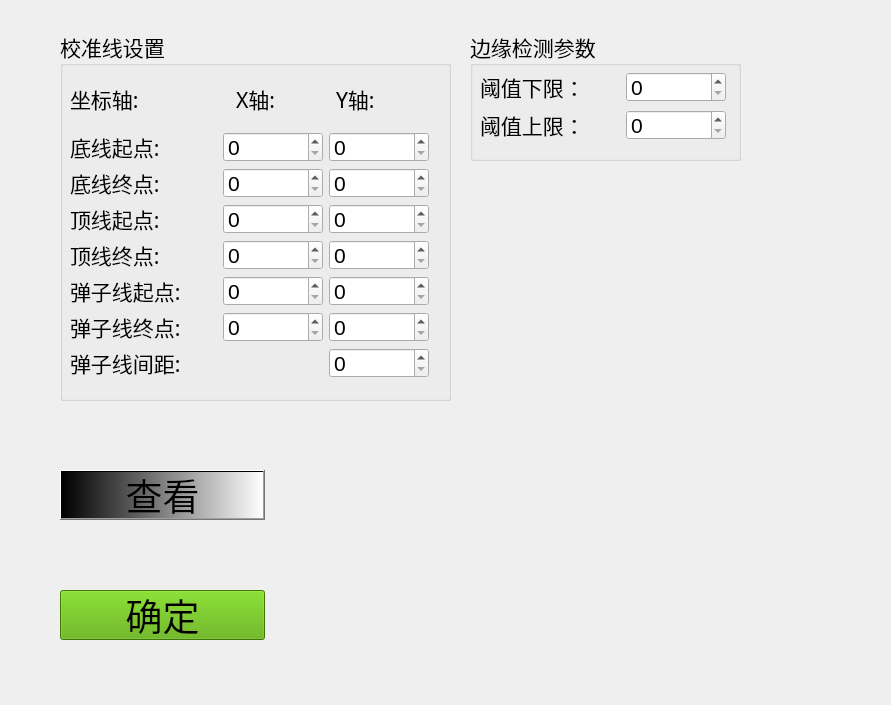
Old version of the form resource/UI/set_calibration_line.ui in the repository weiyl-chenjie/KeyReader.
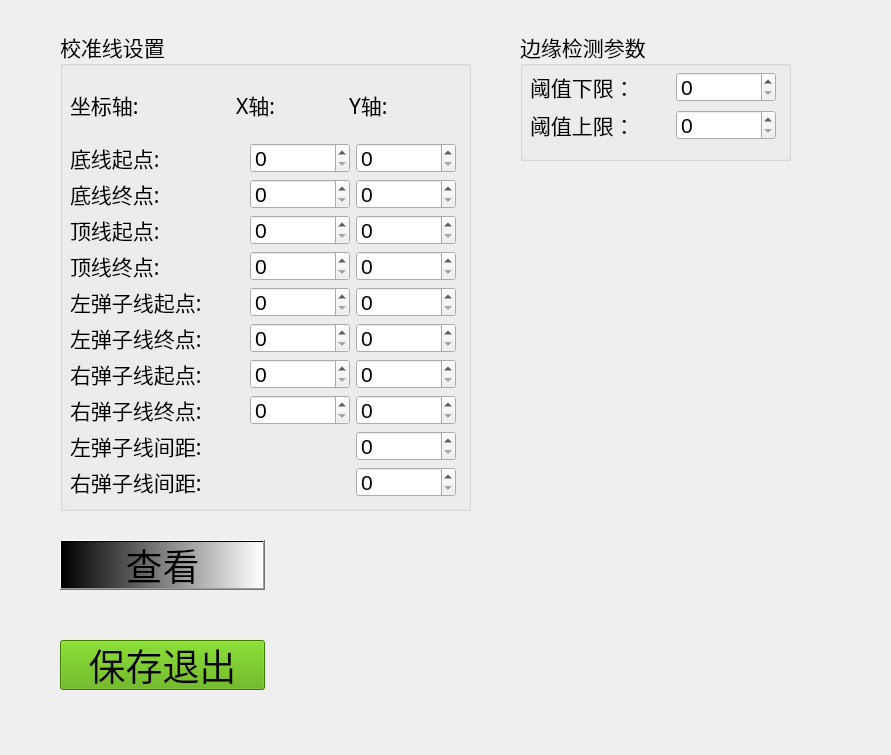
New version of the form.

The edit to the form file:
```diff
--- a/resource/UI/set_calibration_line.ui
+++ b/resource/UI/set_calibration_line.ui
@@ -7,7 +7,7 @@
     <x>0</x>
     <y>0</y>
     <width>891</width>
-    <height>705</height>
+    <height>755</height>
    </rect>
   </property>
   <property name="windowTitle">
@@ -17,7 +17,7 @@
    <property name="geometry">
     <rect>
      <x>60</x>
-     <y>470</y>
+     <y>540</y>
      <width>205</width>
      <height>50</height>
     </rect>
@@ -57,7 +57,7 @@
    <property name="geometry">
     <rect>
      <x>60</x>
-     <y>590</y>
+     <y>640</y>
      <width>205</width>
      <height>50</height>
     </rect>
@@ -90,7 +90,7 @@
     <string notr="true">background-color: rgb(85, 170, 0);</string>
    </property>
    <property name="text">
-    <string>确定</string>
+    <string>保存退出</string>
    </property>
   </widget>
   <widget class="QGroupBox" name="groupBox">
@@ -98,8 +98,8 @@
     <rect>
      <x>60</x>
      <y>30</y>
-     <width>391</width>
-     <height>371</height>
+     <width>411</width>
+     <height>481</height>
     </rect>
    </property>
    <property name="font">
@@ -115,9 +115,9 @@
     <property name="geometry">
      <rect>
       <x>10</x>
-      <y>41</y>
-      <width>359</width>
-      <height>307</height>
+      <y>43</y>
+      <width>386</width>
+      <height>424</height>
      </rect>
     </property>
     <layout class="QVBoxLayout" name="verticalLayout">
@@ -545,7 +545,7 @@
           </font>
          </property>
          <property name="text">
-          <string>弹子线起点:</string>
+          <string>左弹子线起点:</string>
          </property>
         </widget>
        </item>
@@ -630,7 +630,7 @@
           </font>
          </property>
          <property name="text">
-          <string>弹子线终点:</string>
+          <string>左弹子线终点:</string>
          </property>
         </widget>
        </item>
@@ -698,6 +698,176 @@
        </item>
       </layout>
      </item>
+     <item>
+      <layout class="QHBoxLayout" name="horizontalLayout_10">
+       <item>
+        <widget class="QLabel" name="label_marble_line_start_right">
+         <property name="minimumSize">
+          <size>
+           <width>60</width>
+           <height>30</height>
+          </size>
+         </property>
+         <property name="font">
+          <font>
+           <family>华文楷体</family>
+           <pointsize>16</pointsize>
+          </font>
+         </property>
+         <property name="text">
+          <string>右弹子线起点:</string>
+         </property>
+        </widget>
+       </item>
+       <item>
+        <widget class="QSpinBox" name="spinBox_pts_vertical_start_x_right">
+         <property name="sizePolicy">
+          <sizepolicy hsizetype="Minimum" vsizetype="Fixed">
+           <horstretch>0</horstretch>
+           <verstretch>1</verstretch>
+          </sizepolicy>
+         </property>
+         <property name="minimumSize">
+          <size>
+           <width>100</width>
+           <height>30</height>
+          </size>
+         </property>
+         <property name="maximumSize">
+          <size>
+           <width>100</width>
+           <height>30</height>
+          </size>
+         </property>
+         <property name="font">
+          <font>
+           <family>Arial</family>
+           <pointsize>16</pointsize>
+          </font>
+         </property>
+         <property name="maximum">
+          <number>2048</number>
+         </property>
+        </widget>
+       </item>
+       <item>
+        <widget class="QSpinBox" name="spinBox_pts_vertical_start_y_right">
+         <property name="sizePolicy">
+          <sizepolicy hsizetype="Minimum" vsizetype="Fixed">
+           <horstretch>0</horstretch>
+           <verstretch>1</verstretch>
+          </sizepolicy>
+         </property>
+         <property name="minimumSize">
+          <size>
+           <width>100</width>
+           <height>30</height>
+          </size>
+         </property>
+         <property name="maximumSize">
+          <size>
+           <width>100</width>
+           <height>30</height>
+          </size>
+         </property>
+         <property name="font">
+          <font>
+           <family>Arial</family>
+           <pointsize>16</pointsize>
+          </font>
+         </property>
+         <property name="maximum">
+          <number>2048</number>
+         </property>
+        </widget>
+       </item>
+      </layout>
+     </item>
+     <item>
+      <layout class="QHBoxLayout" name="horizontalLayout_8">
+       <item>
+        <widget class="QLabel" name="label_marble_line_end_right">
+         <property name="minimumSize">
+          <size>
+           <width>60</width>
+           <height>30</height>
+          </size>
+         </property>
+         <property name="font">
+          <font>
+           <family>华文楷体</family>
+           <pointsize>16</pointsize>
+          </font>
+         </property>
+         <property name="text">
+          <string>右弹子线终点:</string>
+         </property>
+        </widget>
+       </item>
+       <item>
+        <widget class="QSpinBox" name="spinBox_pts_vertical_end_x_right">
+         <property name="sizePolicy">
+          <sizepolicy hsizetype="Minimum" vsizetype="Fixed">
+           <horstretch>0</horstretch>
+           <verstretch>1</verstretch>
+          </sizepolicy>
+         </property>
+         <property name="minimumSize">
+          <size>
+           <width>100</width>
+           <height>30</height>
+          </size>
+         </property>
+         <property name="maximumSize">
+          <size>
+           <width>100</width>
+           <height>30</height>
+          </size>
+         </property>
+         <property name="font">
+          <font>
+           <family>Arial</family>
+           <pointsize>16</pointsize>
+          </font>
+         </property>
+         <property name="maximum">
+          <number>2048</number>
+         </property>
+        </widget>
+       </item>
+       <item>
+        <widget class="QSpinBox" name="spinBox_pts_vertical_end_y_right">
+         <property name="sizePolicy">
+          <sizepolicy hsizetype="Minimum" vsizetype="Fixed">
+           <horstretch>0</horstretch>
+           <verstretch>1</verstretch>
+          </sizepolicy>
+         </property>
+         <property name="minimumSize">
+          <size>
+           <width>100</width>
+           <height>30</height>
+          </size>
+         </property>
+         <property name="maximumSize">
+          <size>
+           <width>100</width>
+           <height>30</height>
+          </size>
+         </property>
+         <property name="font">
+          <font>
+           <family>Arial</family>
+           <pointsize>16</pointsize>
+          </font>
+         </property>
+         <property name="maximum">
+          <number>2048</number>
+         </property>
+        </widget>
+       </item>
+      </layout>
+     </item>
      <item>
       <layout class="QHBoxLayout" name="horizontalLayout_7">
        <item>
@@ -715,7 +885,7 @@
           </font>
          </property>
          <property name="text">
-          <string>弹子线间距:</string>
+          <string>左弹子线间距:</string>
          </property>
         </widget>
        </item>
@@ -752,13 +922,67 @@
        </item>
       </layout>
      </item>
+     <item>
+      <layout class="QHBoxLayout" name="horizontalLayout_11">
+       <item>
+        <widget class="QLabel" name="label_marble_interval_right">
+         <property name="minimumSize">
+          <size>
+           <width>60</width>
+           <height>30</height>
+          </size>
+         </property>
+         <property name="font">
+          <font>
+           <family>华文楷体</family>
+           <pointsize>16</pointsize>
+          </font>
+         </property>
+         <property name="text">
+          <string>右弹子线间距:</string>
+         </property>
+        </widget>
+       </item>
+       <item>
+        <widget class="QSpinBox" name="spinBox_pts_vertical_interval_right">
+         <property name="sizePolicy">
+          <sizepolicy hsizetype="Minimum" vsizetype="Fixed">
+           <horstretch>0</horstretch>
+           <verstretch>1</verstretch>
+          </sizepolicy>
+         </property>
+         <property name="minimumSize">
+          <size>
+           <width>100</width>
+           <height>30</height>
+          </size>
+         </property>
+         <property name="maximumSize">
+          <size>
+           <width>100</width>
+           <height>30</height>
+          </size>
+         </property>
+         <property name="font">
+          <font>
+           <family>Arial</family>
+           <pointsize>16</pointsize>
+          </font>
+         </property>
+         <property name="maximum">
+          <number>2048</number>
+         </property>
+        </widget>
+       </item>
+      </layout>
+     </item>
     </layout>
    </widget>
   </widget>
   <widget class="QGroupBox" name="groupBox_2">
    <property name="geometry">
     <rect>
-     <x>470</x>
+     <x>520</x>
      <y>30</y>
      <width>271</width>
      <height>131</height>
```
Left out of the diff: 4 changed lines with no effect on the pictures.
